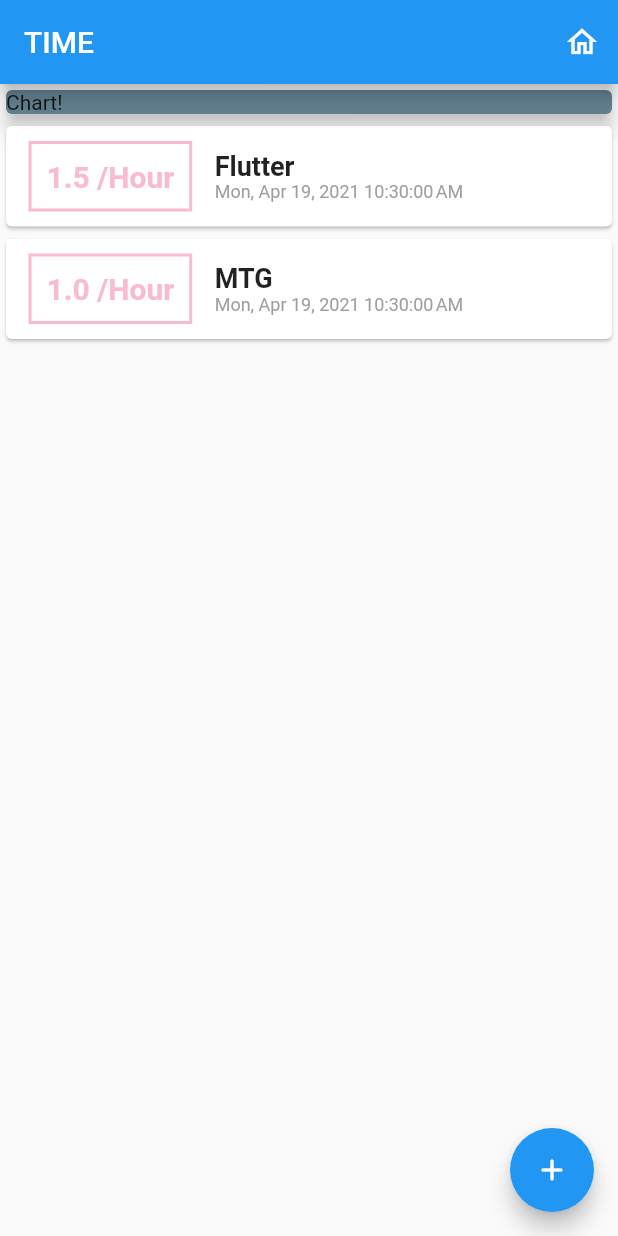
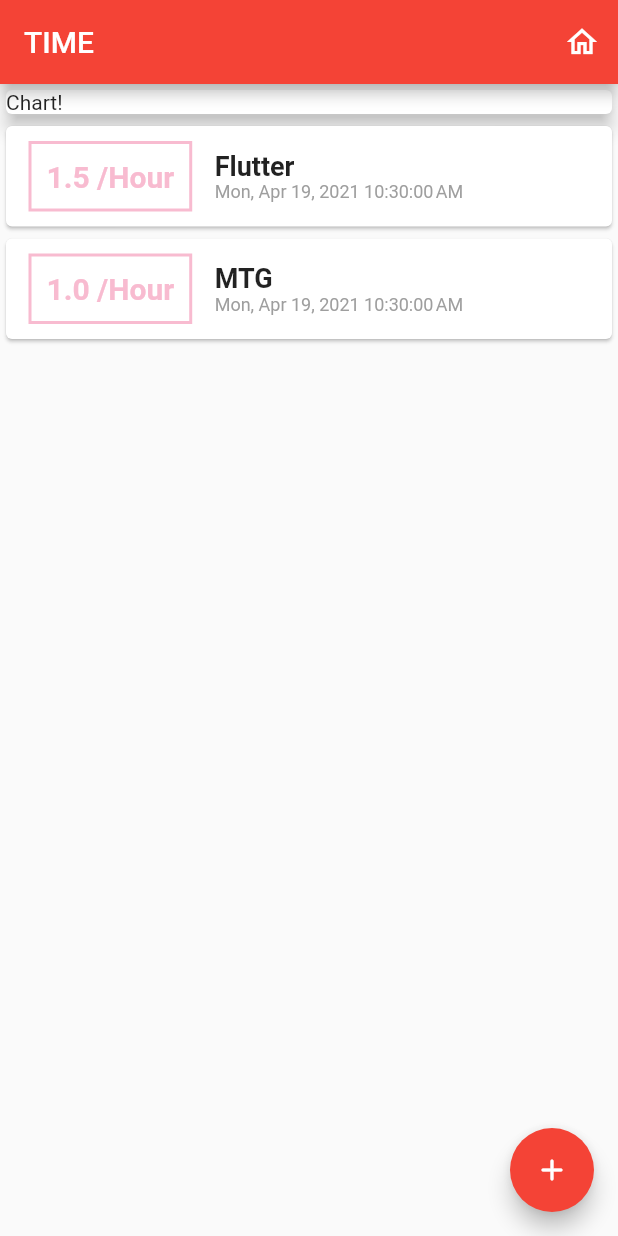
Before and after one commit to mayukohayashi/benkyoutimer_flutter, a Flutter app: the screen it shows after launch, on a phone screen of 412 x 824 dp. Run offline on Flutter 3.47's test engine with Material 2 defaults, Android fonts, the phone set to English and light mode, and no system bars; missing offline and left inert: dart:html.

Commit message:
add: theme color:red

```diff
--- a/lib/main.dart
+++ b/lib/main.dart
@@ -13,6 +13,7 @@ class MyApp extends StatelessWidget {
   Widget build(BuildContext context) {
     return MaterialApp(
       title: 'APPPPPPPPP',
+      theme: ThemeData(primarySwatch: Colors.red),
       home: MyHomePage(),
     );
   }
@@ -82,7 +83,6 @@ class _MyHomePageState extends State<MyHomePage> {
               width: double.infinity,
               child: Card(
                 child: Text('Chart!'),
-                color: Colors.blueGrey,
                 elevation: 5,
               ),
             ),
```
